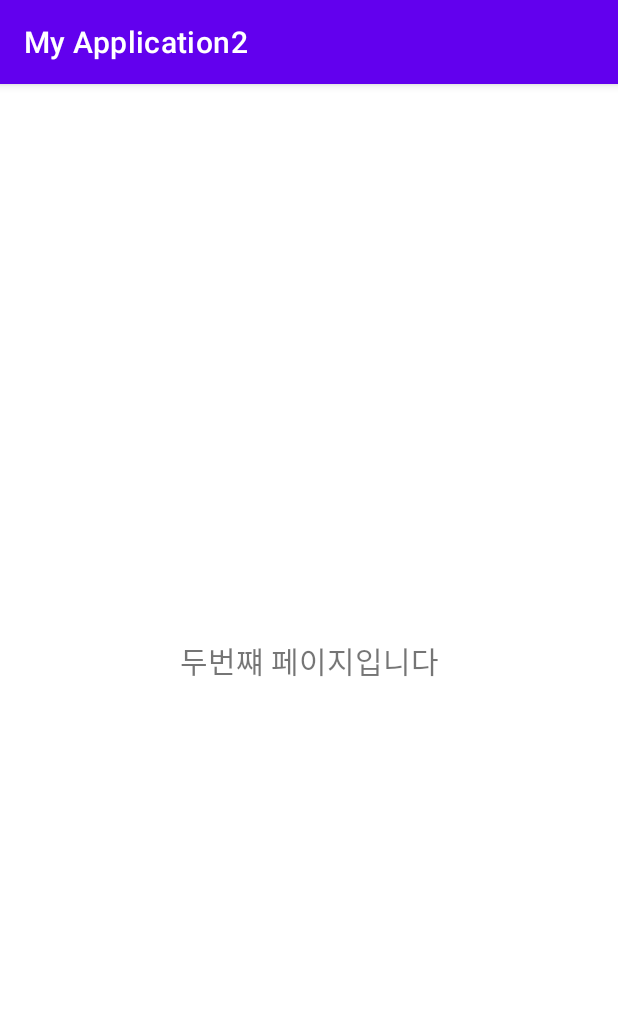
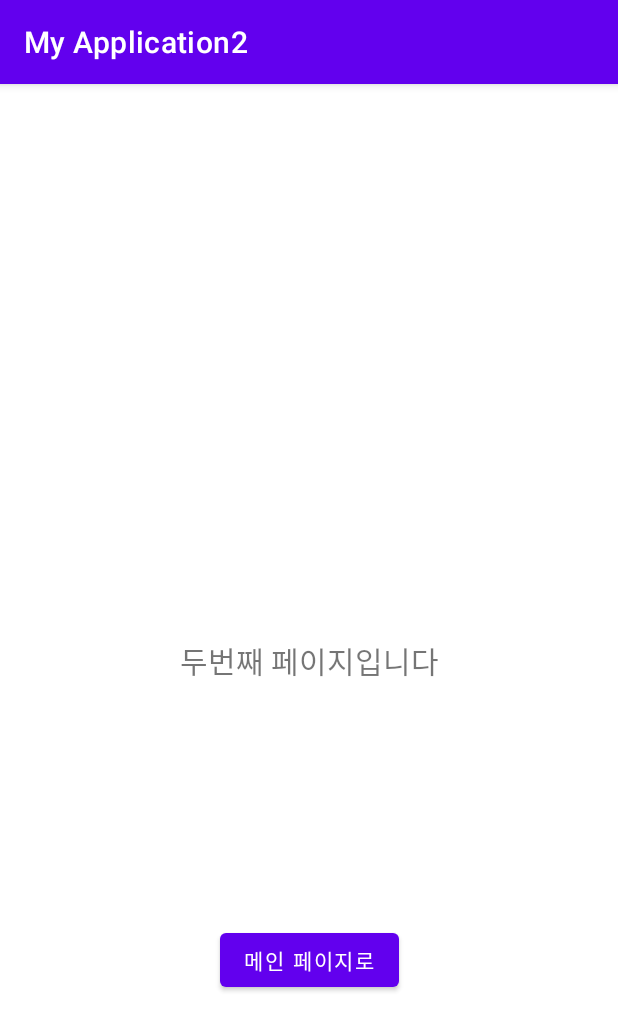
Before and after one commit to jieunheo/android, an Android app: the SubActivity screen opened directly, with no data from a screen before it, on a phone screen of 412 x 824 dp. Shown: the top 1031 px of the screen. Run offline under Robolectric (Android 15) with nearby library versions, the phone set to English and light mode, and no system bars.

Commit message:
두번째 페이지에서 메인 페이지로 이동하기

```diff
--- a/androidSecond/app/src/main/java/com/example/myapplication2/SubActivity.java
+++ b/androidSecond/app/src/main/java/com/example/myapplication2/SubActivity.java
@@ -2,7 +2,9 @@ package com.example.myapplication2;
 
 import androidx.appcompat.app.AppCompatActivity;
 
+import android.content.Intent;
 import android.os.Bundle;
+import android.view.View;
 
 public class SubActivity extends AppCompatActivity {
 
@@ -11,4 +13,11 @@ public class SubActivity extends AppCompatActivity {
         super.onCreate(savedInstanceState);
         setContentView(R.layout.activity_sub);
     }
+
+    public void onButtonClicked(View view) {
+
+        Intent myIntent = new Intent(getApplicationContext(), MainActivity.class);
+        startActivity(myIntent);
+
+    }
 }
--- a/androidSecond/app/src/main/res/layout/activity_sub.xml
+++ b/androidSecond/app/src/main/res/layout/activity_sub.xml
@@ -10,10 +10,21 @@
         android:id="@+id/textView"
         android:layout_width="wrap_content"
         android:layout_height="wrap_content"
-        android:text="두번쨰 페이지입니다"
+        android:text="두번째 페이지입니다"
         android:textSize="20sp"
         app:layout_constraintBottom_toBottomOf="parent"
         app:layout_constraintEnd_toEndOf="parent"
         app:layout_constraintStart_toStartOf="parent"
         app:layout_constraintTop_toTopOf="parent" />
+
+    <Button
+        android:id="@+id/button2"
+        android:layout_width="wrap_content"
+        android:layout_height="wrap_content"
+        android:onClick="onButtonClicked"
+        android:text="메인 페이지로"
+        app:layout_constraintBottom_toBottomOf="parent"
+        app:layout_constraintEnd_toEndOf="parent"
+        app:layout_constraintStart_toStartOf="parent"
+        app:layout_constraintTop_toBottomOf="@+id/textView" />
 </androidx.constraintlayout.widget.ConstraintLayout>
```
